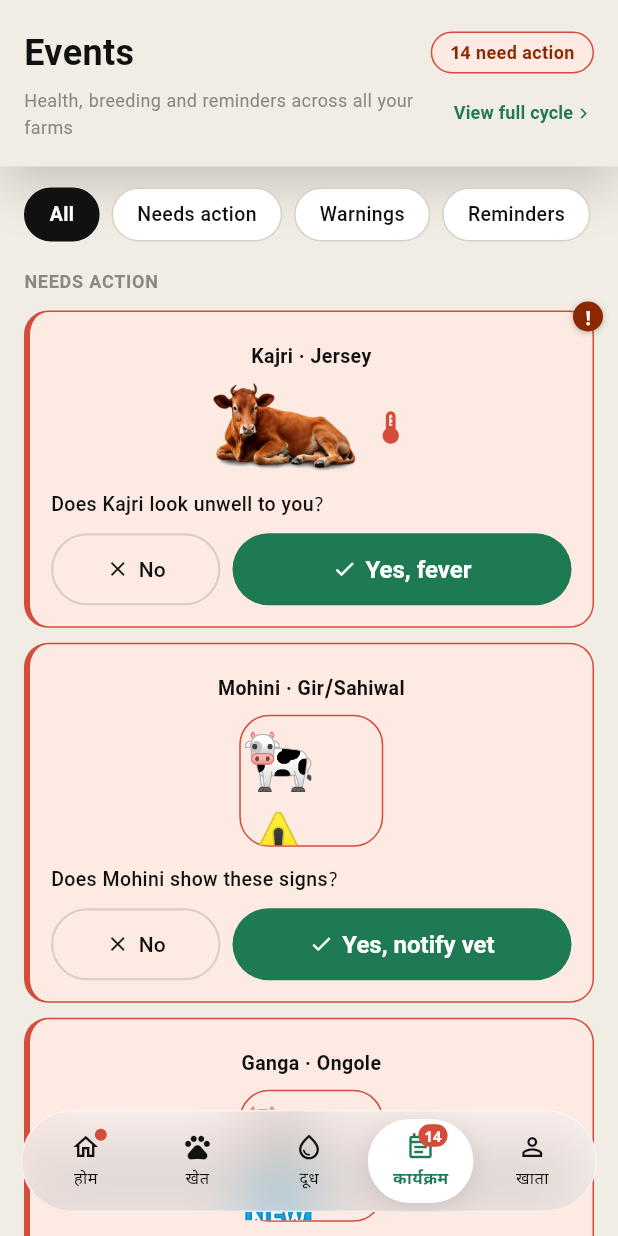
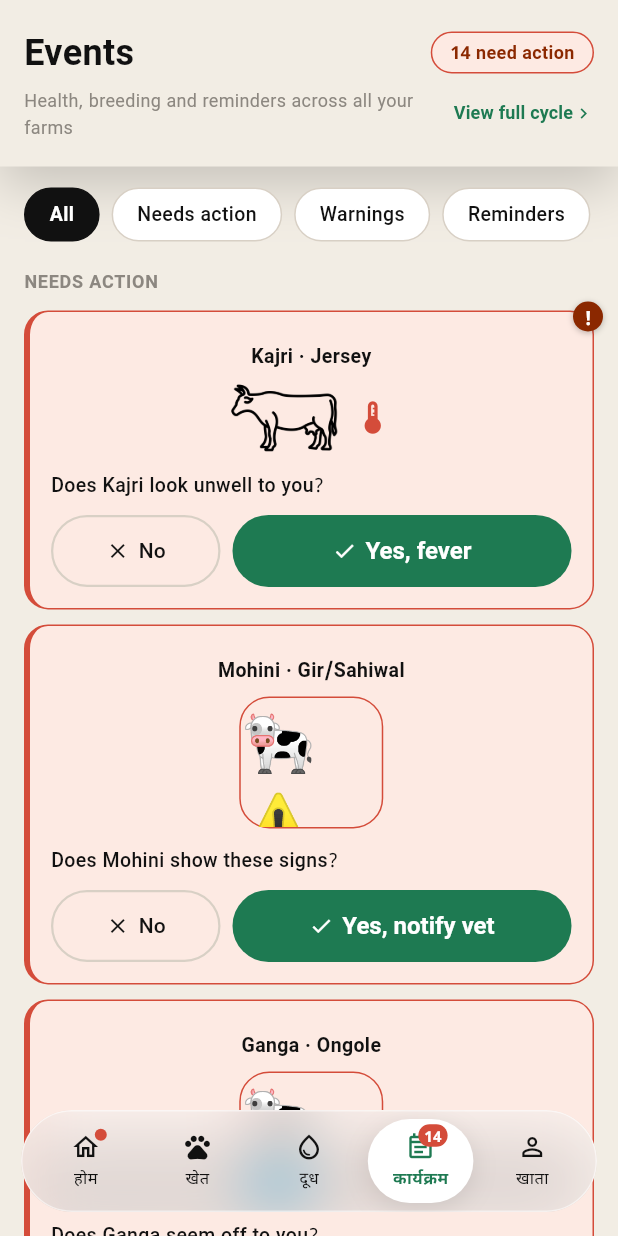
Before and after one commit to vaseey21/Vanix, a Flutter app: the EventsScreen screen opened directly with empty values, on a phone screen of 412 x 824 dp. Run offline on Flutter 3.47's test engine with Material 3 defaults, Android fonts, the phone set to English and light mode, and no system bars.

Commit message:
auto: save changes

```diff
--- a/flutter_app/lib/screens/events_screen.dart
+++ b/flutter_app/lib/screens/events_screen.dart
@@ -463,6 +463,7 @@ class _EventsScreenState extends State<EventsScreen> {
           priority: _Priority.p0,
           channel: 'Push + SMS · Immediate vet visit',
           manager: manager,
+          illustrationAssets: const ['assets/images/cow_icon.png'],
           conditionIcon: Icons.thermostat,
           conditionIconColor: VanixColors.danger,
           title: 'Suspected fever — Kajri',
@@ -490,6 +491,7 @@ class _EventsScreenState extends State<EventsScreen> {
           priority: _Priority.p0,
           channel: 'Push + SMS · Immediate vet visit',
           manager: manager,
+          illustrationAssets: const ['assets/images/cow_icon.png'],
           conditionIcon: Icons.thermostat,
           conditionIconColor: VanixColors.danger,
           title: 'Suspected fever — Kajri',
@@ -505,6 +507,7 @@ class _EventsScreenState extends State<EventsScreen> {
           priority: _Priority.p0,
           channel: 'Push + SMS · Immediate vet visit',
           manager: manager,
+          illustrationAssets: const ['assets/images/cow_icon.png'],
           conditionIcon: Icons.thermostat,
           conditionIconColor: VanixColors.danger,
           title: 'Suspected fever — Kajri',
@@ -520,6 +523,7 @@ class _EventsScreenState extends State<EventsScreen> {
           priority: _Priority.p0,
           channel: 'Push + SMS · Immediate vet visit',
           manager: manager,
+          illustrationAssets: const ['assets/images/cow_icon.png'],
           conditionIcon: Icons.thermostat,
           conditionIconColor: VanixColors.danger,
           title: 'Suspected fever — Kajri',
```
